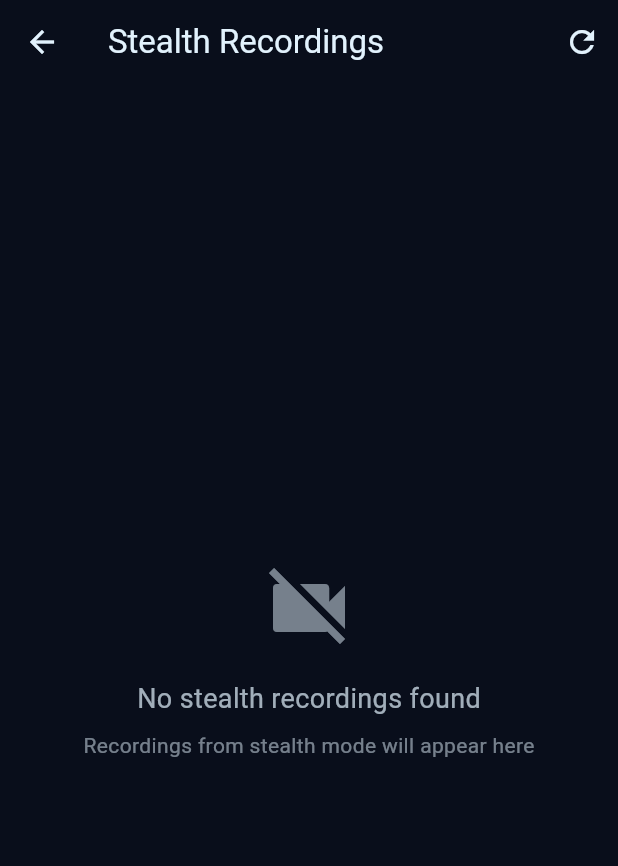
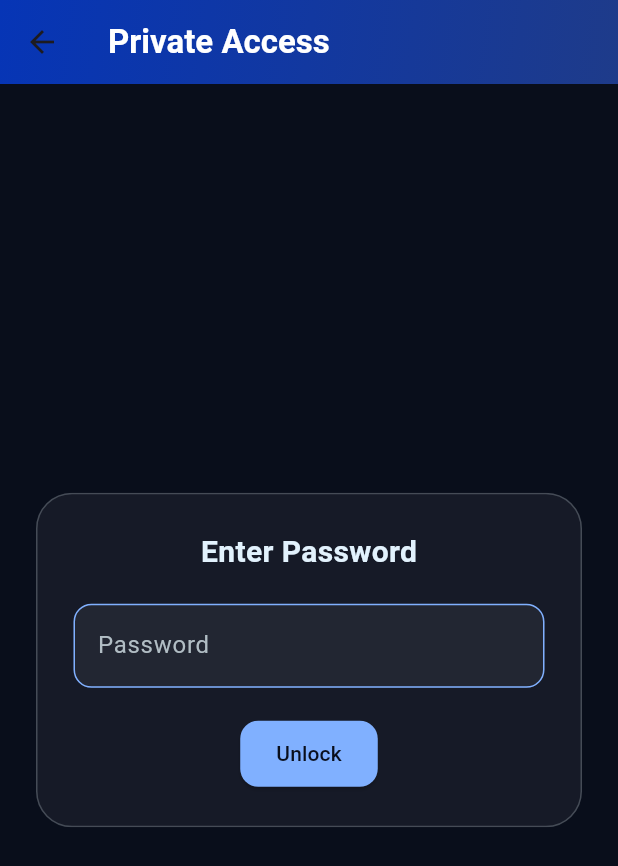
Before and after one commit to Vaibhav2154/civic-eye, a Flutter app: the SteatlhFileScreens screen opened directly, on a phone screen of 412 x 824 dp. Shown: the top 866 px of the screen. Run offline on Flutter 3.47's test engine with Material 3 defaults, Android fonts, the phone set to English and light mode, and no system bars; our stand-ins replace camera, chewie, file_picker, flutter_dotenv, flutter_markdown, geocoding and 6 more; accounts and stored records are empty.

Commit message:
add password feature to stealth page

```diff
--- a/civiceye_mobile/lib/features/stealth/steatlh_file_screens.dart
+++ b/civiceye_mobile/lib/features/stealth/steatlh_file_screens.dart
@@ -1,11 +1,14 @@
 import 'dart:async';
 import 'dart:developer';
+import 'dart:ui';
 
 import 'package:flutter/material.dart';
 import 'package:supabase_flutter/supabase_flutter.dart';
 import 'package:video_player/video_player.dart';
 import 'package:chewie/chewie.dart';
 import '../../core/theme/app_pallete.dart';
+
+const String screenPassword = '1234';
 
 class SteatlhFileScreens extends StatefulWidget {
   const SteatlhFileScreens({super.key});
@@ -22,15 +25,35 @@ class _SteatlhFileScreensState extends State<SteatlhFileScreens> {
   Map<String, ChewieController?> videoControllers = {};
   Map<String, String> videoInitializationErrors = {};
 
+
   // Date filtering
   DateTime? selectedStartDate;
   DateTime? selectedEndDate;
   String currentFilter = 'All';
 
+   bool _unlocked = false;
+   bool _loading = false;
+  final TextEditingController _passwordController = TextEditingController();
+  String _error = '';
+
+
+
+  void _validatePassword() {
+    if (_passwordController.text == screenPassword) {
+      setState(() {
+        _unlocked = true;
+        _error = '';
+      });
+    } else {
+      setState(() {
+        _error = 'Incorrect password. Try again.';
+      });
+    }
+  }
+
   @override
   void initState() {
     super.initState();
-    loadStealthFiles();
   }
 
   @override
@@ -41,6 +64,8 @@ class _SteatlhFileScreensState extends State<SteatlhFileScreens> {
         controller.dispose();
       }
     }
+    _passwordController.dispose();
+
     super.dispose();
   }
 
@@ -517,17 +542,135 @@ class _SteatlhFileScreensState extends State<SteatlhFileScreens> {
     );
   }
 
+    PreferredSizeWidget _buildGradientAppBar(String title) {
+    return PreferredSize(
+      preferredSize: const Size.fromHeight(56),
+      child: Container(
+        decoration: const BoxDecoration(
+          gradient: LinearGradient(
+            colors: [Color.fromARGB(255, 6, 53, 182), primaryColor],
+            begin: Alignment.topLeft,
+            end: Alignment.bottomRight,
+          ),
+        ),
+        child: AppBar(
+          title: const Text(
+              "Private Access",
+              style: TextStyle(
+                fontWeight: FontWeight.bold,
+                fontSize: 22,
+                color: Colors.white,
+              ),
+            ),
+          backgroundColor: Colors.transparent,
+          elevation: 0,
+        ),
+      ),
+    );
+  }
+
   @override
   Widget build(BuildContext context) {
+
+      if (!_unlocked) {
+      return Scaffold(
+        backgroundColor: backgroundColor,
+        appBar: _buildGradientAppBar("Private Access"),
+        body: Stack(
+          children: [
+            Center(
+              child: ClipRRect(
+                borderRadius: BorderRadius.circular(24),
+                child: BackdropFilter(
+                  filter: ImageFilter.blur(sigmaX: 12, sigmaY: 12),
+                  child: Container(
+                    padding: const EdgeInsets.all(24),
+                    margin: const EdgeInsets.symmetric(horizontal: 24),
+                    decoration: BoxDecoration(
+                      color: Colors.white.withOpacity(0.05),
+                      borderRadius: BorderRadius.circular(24),
+                      border: Border.all(color: accentColor.withOpacity(0.3)),
+                    ),
+                    child: Column(
+                      mainAxisSize: MainAxisSize.min,
+                      children: [
+                        const Text(
+                          'Enter Password',
+                          style: TextStyle(
+                              color: textColor,
+                              fontSize: 20,
+                              fontWeight: FontWeight.bold),
+                        ),
+                        const SizedBox(height: 20),
+                        TextField(
+                          controller: _passwordController,
+                          obscureText: true,
+                          style: const TextStyle(color: textColor),
+                          decoration: InputDecoration(
+                            labelText: 'Password',
+                            labelStyle: const TextStyle(color: accentColor),
+                            filled: true,
+                            fillColor: Colors.white.withOpacity(0.05),
+                            border: OutlineInputBorder(
+                              borderRadius: BorderRadius.circular(12),
+                            ),
+                            enabledBorder: OutlineInputBorder(
+                              borderSide:
+                                  BorderSide(color: secondaryColor, width: 1),
+                              borderRadius: BorderRadius.circular(12),
+                            ),
+                            errorText: _error.isNotEmpty ? _error : null,
+                          ),
+                          onSubmitted: (_) => _validatePassword(),
+                        ),
+                        const SizedBox(height: 20),
+                        ElevatedButton(
+                          onPressed: _validatePassword,
+                          style: ElevatedButton.styleFrom(
+                            backgroundColor: secondaryColor,
+                            foregroundColor: secondaryFgColor,
+                            padding: const EdgeInsets.symmetric(
+                                horizontal: 24, vertical: 12),
+                            shape: RoundedRectangleBorder(
+                              borderRadius: BorderRadius.circular(12),
+                            ),
+                          ),
+                          child: const Text('Unlock'),
+                        )
+                      ],
+                    ),
+                  ),
+                ),
+              ),
+            ),
+          ],
+        ),
+      );
+    }
+
     return Scaffold(
       backgroundColor: backgroundColor,
-      appBar: AppBar(
+      appBar: PreferredSize(
+        preferredSize: const Size.fromHeight(70),
+        child: Container(
+          decoration: BoxDecoration(
+            gradient: LinearGradient(
+              colors: [const Color.fromARGB(255, 6, 53, 182), primaryColor],
+              begin: Alignment.topLeft,
+              end: Alignment.bottomRight,
+            ),
+          ),
+        child: AppBar(
+        backgroundColor: Colors.transparent,
+        elevation: 0,
         title: const Text(
-          'Stealth Recordings',
-          style: TextStyle(color: textColor),
-        ),
-        backgroundColor: backgroundColor,
-        elevation: 0,
+              "Stealth File Vault",
+              style: TextStyle(
+                fontWeight: FontWeight.bold,
+                fontSize: 22,
+                color: Colors.white,
+              ),
+            ),
         iconTheme: const IconThemeData(color: textColor),
         actions: [
           IconButton(
@@ -548,6 +691,8 @@ class _SteatlhFileScreensState extends State<SteatlhFileScreens> {
             },
           ),
         ],
+      ),
+        )
       ),
       body: isLoading
           ? const Center(
```
